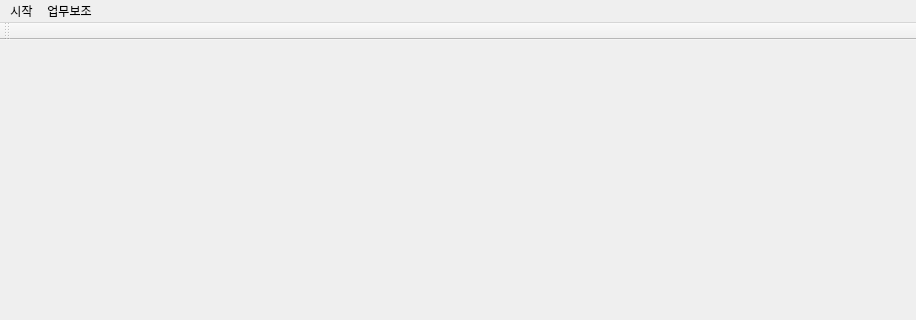
Before: the Qt Designer form mainwindow.ui in kimbakcho/FABWI, drawn with Qt 5; both pictures show x 0 to 916 and y 0 to 320 of the 916 by 490 pixel window.
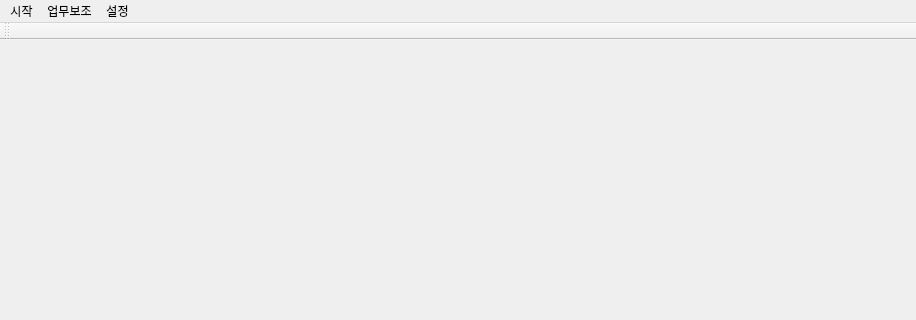
After: the same form once the commit is applied.

Patch:
```diff
--- a/mainwindow.ui
+++ b/mainwindow.ui
@@ -39,8 +39,15 @@
     </property>
     <addaction name="action_everyday_report"/>
    </widget>
+   <widget class="QMenu" name="menu_3">
+    <property name="title">
+     <string>설정</string>
+    </property>
+    <addaction name="action_server_setting"/>
+   </widget>
    <addaction name="menu"/>
    <addaction name="menu_2"/>
+   <addaction name="menu_3"/>
   </widget>
   <widget class="QToolBar" name="mainToolBar">
    <attribute name="toolBarArea">
```
Left out of the diff: 5 changed lines with no effect on the pictures.
